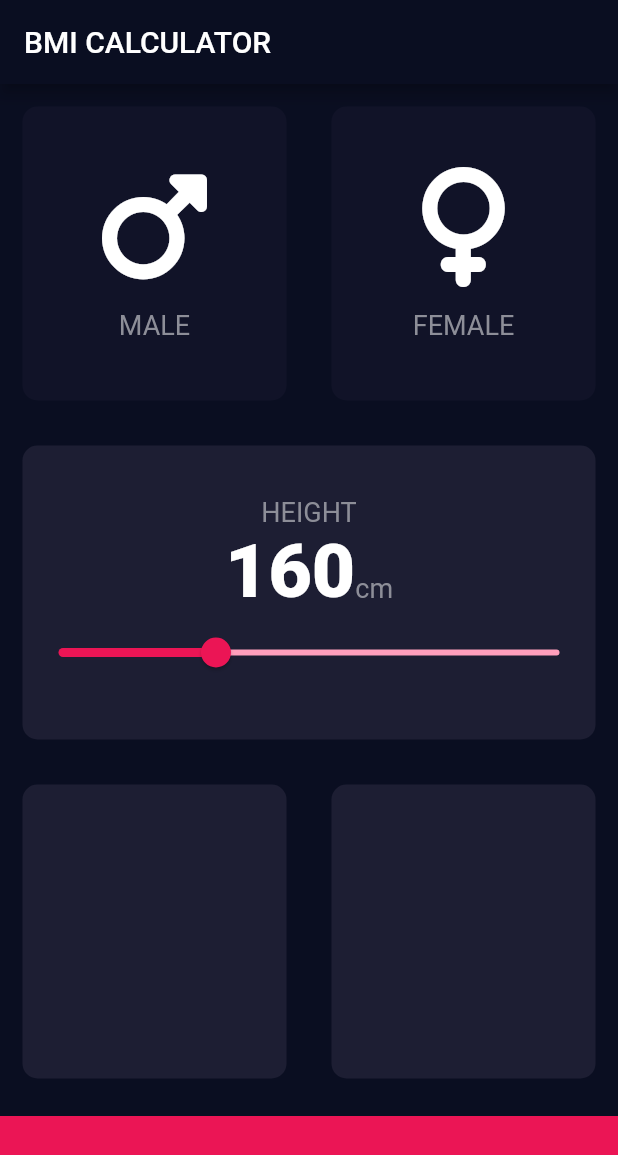
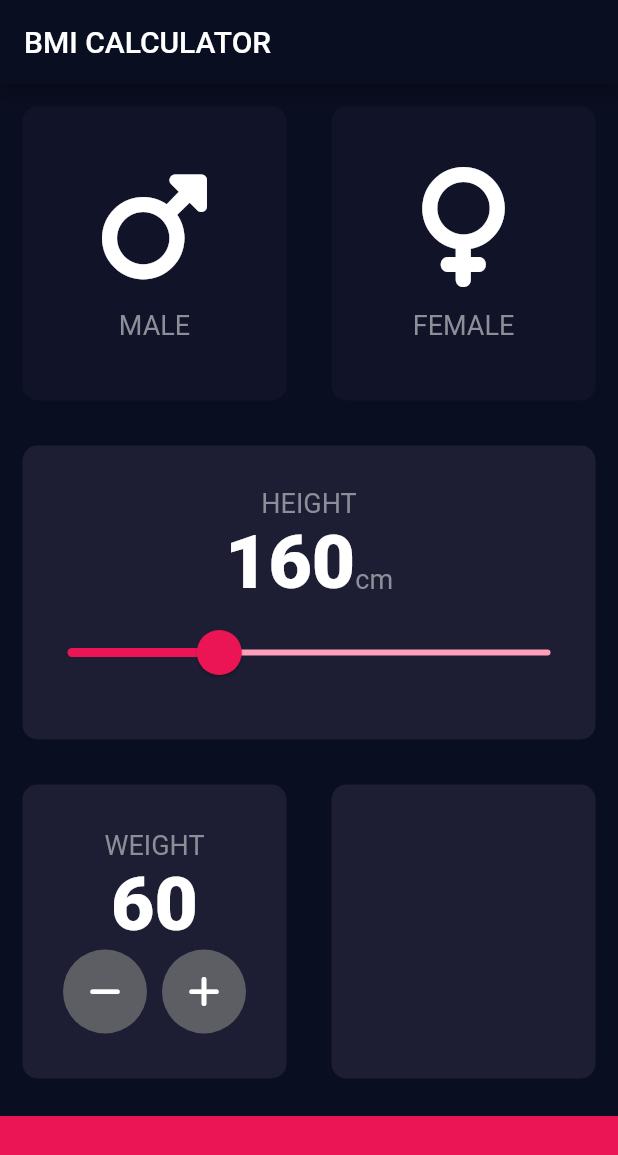
Before and after one commit to prameshbajra/flutterui, a Flutter app: the screen it shows after launch, on a phone screen of 412 x 824 dp. Shown: the top 1155 px of the screen. Run offline on Flutter 3.47's test engine with Material 2 defaults, Android fonts, the phone set to English and light mode, and no system bars; our stand-ins replace font_awesome_flutter.

Commit message:
Using raw material button

```diff
--- a/lib/constants.dart
+++ b/lib/constants.dart
@@ -6,6 +6,7 @@ const Color inactiveSliderColor = Color(0xFFFF9FBC);
 const double bottomContainerHeight = 80.0;
 const Color activeCardColor = Color(0xFF1D1E33);
 const Color inactiveCardColor = Color(0xFF111328);
+const Color buttonColor = Color(0xFF5C5E63);
 const labelTextStyle = TextStyle(
   fontSize: 18.0,
   color: Color(0xFF8D8E98),
--- a/lib/main.dart
+++ b/lib/main.dart
@@ -2,6 +2,7 @@ import 'package:flutter/material.dart';
 import 'package:flutterui/constants.dart';
 import 'package:flutterui/custom_icon.dart';
 import 'package:flutterui/reusable_card.dart';
+import 'package:flutterui/round_icon_button.dart';
 import 'package:font_awesome_flutter/font_awesome_flutter.dart';
 
 void main() => runApp(const BMICalculator());
@@ -43,6 +44,7 @@ class InputPage extends StatefulWidget {
 class _InputPageState extends State<InputPage> {
   Gender? selectedGender;
   int height = 160;
+  int weight = 60;
 
   @override
   Widget build(BuildContext context) {
@@ -112,17 +114,29 @@ class _InputPageState extends State<InputPage> {
                             )
                           ],
                         ),
-                        Slider(
+                        SliderTheme(
+                          data: SliderTheme.of(context).copyWith(
+                            activeTrackColor: activeSliderColor,
+                            inactiveTrackColor: inactiveSliderColor,
+                            thumbColor: activeSliderColor,
+                            thumbShape: const RoundSliderThumbShape(
+                              enabledThumbRadius: 15.0,
+                            ),
+                            overlayColor: activeSliderColor.withOpacity(0.16),
+                            overlayShape: const RoundSliderOverlayShape(
+                                overlayRadius: 30.0),
+                          ),
+                          child: Slider(
                             value: height.toDouble(),
                             min: 50,
                             max: 400,
-                            activeColor: activeSliderColor,
-                            inactiveColor: inactiveSliderColor,
                             onChanged: (double newValue) {
                               setState(() {
                                 height = newValue.toInt();
                               });
-                            })
+                            },
+                          ),
+                        )
                       ],
                     ),
                   ),
@@ -130,15 +144,48 @@ class _InputPageState extends State<InputPage> {
               ],
             ),
           ),
-          const Expanded(
+          Expanded(
             child: Row(
               children: <Widget>[
                 Expanded(
                   child: ReusableCard(
                     color: activeCardColor,
+                    cardChild: Column(
+                      mainAxisAlignment: MainAxisAlignment.center,
+                      children: <Widget>[
+                        const Text(
+                          'WEIGHT',
+                          style: labelTextStyle,
+                        ),
+                        Text(weight.toString(), style: labelBoldTextStyle),
+                        Row(
+                            mainAxisAlignment: MainAxisAlignment.center,
+                            children: <Widget>[
+                              RoundIconButton(
+                                icon: FontAwesomeIcons.minus,
+                                onButtonPressedHandler: () {
+                                  setState(() {
+                                    weight -= 1;
+                                  });
+                                },
+                              ),
+                              const SizedBox(
+                                width: 10.0,
+                              ),
+                              RoundIconButton(
+                                icon: FontAwesomeIcons.plus,
+                                onButtonPressedHandler: () {
+                                  setState(() {
+                                    weight += 1;
+                                  });
+                                },
+                              )
+                            ])
+                      ],
+                    ),
                   ),
                 ),
-                Expanded(
+                const Expanded(
                   child: ReusableCard(
                     color: activeCardColor,
                   ),
--- /dev/null
+++ b/lib/round_icon_button.dart
@@ -0,0 +1,28 @@
+import 'package:flutter/material.dart';
+import 'package:flutterui/constants.dart';
+
+class RoundIconButton extends StatelessWidget {
+  final IconData icon;
+  final VoidCallback onButtonPressedHandler;
+
+  const RoundIconButton(
+      {super.key, required this.icon, required this.onButtonPressedHandler});
+
+  @override
+  Widget build(BuildContext context) {
+    return RawMaterialButton(
+      onPressed: onButtonPressedHandler,
+      elevation: 0,
+      constraints: const BoxConstraints.tightFor(
+        width: 56.0,
+        height: 56.0,
+      ),
+      shape: const CircleBorder(),
+      fillColor: buttonColor,
+      child: Icon(
+        icon,
+        color: Colors.white,
+      ),
+    );
+  }
+}
```
